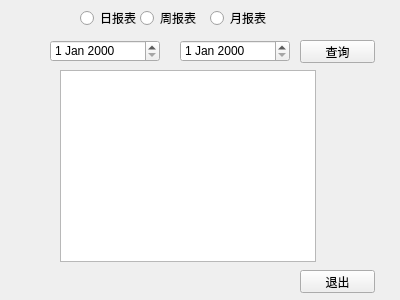
iYiYaHa/Air-Conditioner, file src/server/ui/statisticwindow.ui: the form before one commit.
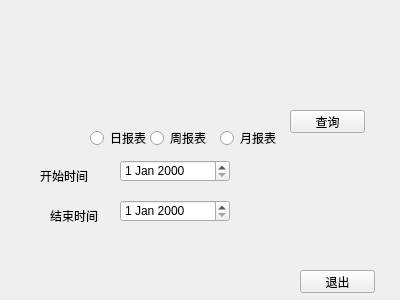
The form after the commit.

The edit to the form file:
```diff
--- a/src/server/ui/statisticwindow.ui
+++ b/src/server/ui/statisticwindow.ui
@@ -13,21 +13,11 @@
   <property name="windowTitle">
    <string>Form</string>
   </property>
-  <widget class="QTableView" name="StatisticTable">
-   <property name="geometry">
-    <rect>
-     <x>60</x>
-     <y>70</y>
-     <width>256</width>
-     <height>192</height>
-    </rect>
-   </property>
-  </widget>
   <widget class="QPushButton" name="QueryBtn">
    <property name="geometry">
     <rect>
-     <x>300</x>
-     <y>40</y>
+     <x>290</x>
+     <y>110</y>
      <width>75</width>
      <height>23</height>
     </rect>
@@ -52,18 +42,8 @@
   <widget class="QDateEdit" name="StartTime">
    <property name="geometry">
     <rect>
-     <x>50</x>
-     <y>40</y>
-     <width>110</width>
-     <height>22</height>
-    </rect>
-   </property>
-  </widget>
-  <widget class="QDateEdit" name="EndTime">
-   <property name="geometry">
-    <rect>
-     <x>180</x>
-     <y>40</y>
+     <x>120</x>
+     <y>160</y>
      <width>110</width>
      <height>22</height>
     </rect>
@@ -72,8 +52,8 @@
   <widget class="QGroupBox" name="groupBox">
    <property name="geometry">
     <rect>
-     <x>80</x>
-     <y>0</y>
+     <x>90</x>
+     <y>120</y>
      <width>201</width>
      <height>31</height>
     </rect>
@@ -125,6 +105,42 @@
     </property>
    </widget>
   </widget>
+  <widget class="QLabel" name="label">
+   <property name="geometry">
+    <rect>
+     <x>40</x>
+     <y>170</y>
+     <width>54</width>
+     <height>12</height>
+    </rect>
+   </property>
+   <property name="text">
+    <string>开始时间</string>
+   </property>
+  </widget>
+  <widget class="QDateEdit" name="EndTime">
+   <property name="geometry">
+    <rect>
+     <x>120</x>
+     <y>200</y>
+     <width>110</width>
+     <height>22</height>
+    </rect>
+   </property>
+  </widget>
+  <widget class="QLabel" name="label_2">
+   <property name="geometry">
+    <rect>
+     <x>50</x>
+     <y>210</y>
+     <width>54</width>
+     <height>12</height>
+    </rect>
+   </property>
+   <property name="text">
+    <string>结束时间</string>
+   </property>
+  </widget>
  </widget>
  <resources/>
  <connections/>
```
